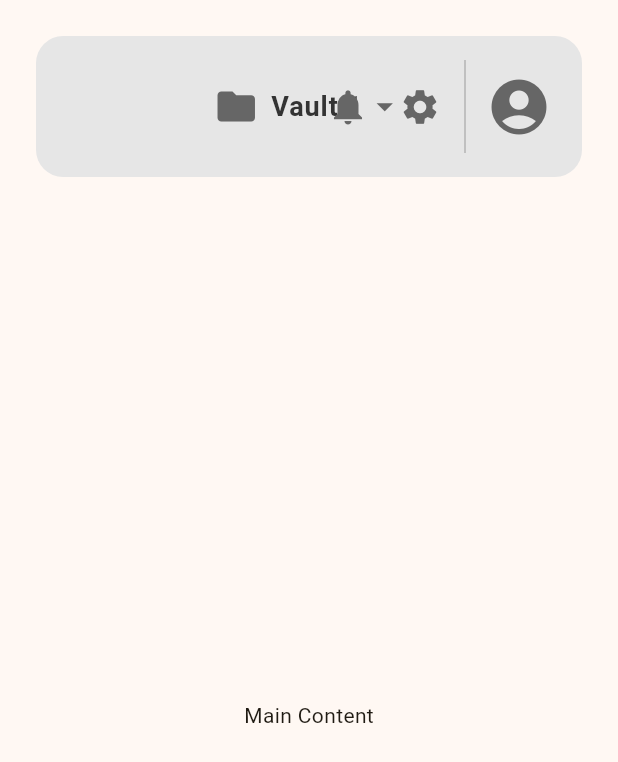
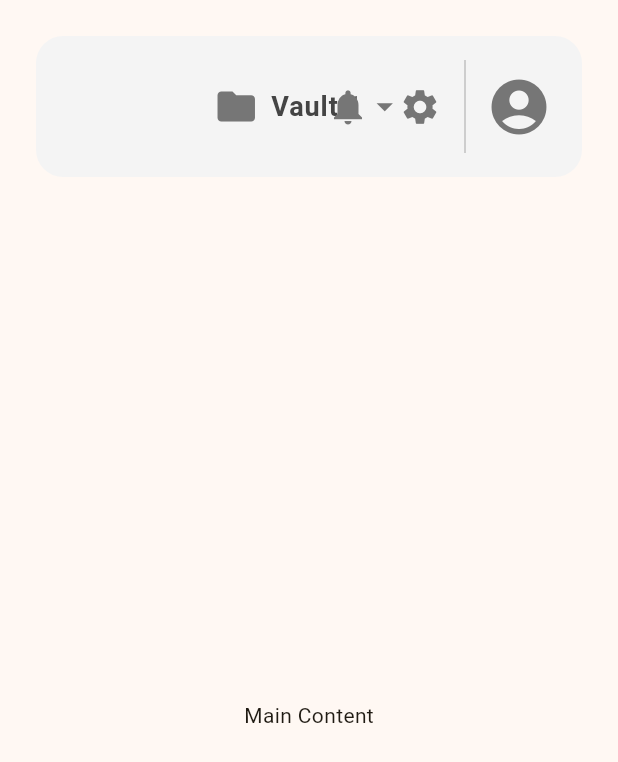
Before and after one commit to penne-0505/penkiel, a Flutter app: the screen it shows after launch, on a phone screen of 412 x 824 dp. Shown: the top 762 px of the screen. Run offline on Flutter 3.47's test engine with Material 3 defaults, Android fonts, the light colour scheme and no system bars.

Commit message:
カラーリングの変更

```diff
--- a/lib/utils.dart
+++ b/lib/utils.dart
@@ -14,13 +14,13 @@ class CustomScrollBehavior extends MaterialScrollBehavior {
 class PenkielColors {
 
   ///<br /><h3>0xFFF2F2F2</h3><img src="https://colorhexa.com/f2f2f2.png" width="200px" height="80px" />
-  static const Color v100 = Color(0xFFf2f2f2);
+  static const Color v100 = Color(0xFFfdfdfd);
 
-  ///<br /><h3>0xFFE6E6E6</h3><img src="https://colorhexa.com/e6e6e6.png" width="200px" height="80px" />
-  static const Color v200 = Color(0xFFe6e6e6);
+  ///<br /><h3>0xFFf4f4f4</h3><img src="https://colorhexa.com/f4f4f4.png" width="200px" height="80px" />
+  static const Color v200 = Color(0xFFf4f4f4);
 
-  ///<br /><h3>0xFFB3B3B3</h3><img src="https://colorhexa.com/b3b3b3.png" width="200px" height="80px" />
-  static const Color v300 = Color(0xFFb3b3b3);
+  ///<br /><h3>0xFFc0c0c0</h3><img src="https://colorhexa.com/c0c0c0.png" width="200px" height="80px" />
+  static const Color v300 = Color(0xFFc0c0c0);
 
   ///<br /><h3>0xFF999999</h3><img src="https://colorhexa.com/999999.png" width="200px" height="80px" />
   static const Color v400 = Color(0xFF999999);
@@ -31,11 +31,11 @@ class PenkielColors {
   ///<br /><h3>0xFF666666</h3><img src="https://colorhexa.com/666666.png" width="200px" height="80px" />
   static const Color v600 = Color(0xFF666666);
 
-  ///<br /><h3>0xFF333333</h3><img src="https://colorhexa.com/333333.png" width="200px" height="80px" />
-  static const Color v700 = Color(0xFF333333);
+  ///<br /><h3>0xFF444444</h3><img src="https://colorhexa.com/444444.png" width="200px" height="80px" />
+  static const Color v700 = Color(0xFF444444);
 
-  ///<br /><h3>0xFF1A1A1A</h3><img src="https://colorhexa.com/1a1a1a.png" width="200px" height="80px" />
-  static const Color v800 = Color(0xFF1a1a1a);
+  ///<br /><h3>0xFF2e2e2e</h3><img src="https://colorhexa.com/2e2e2e.png" width="200px" height="80px" />
+  static const Color v800 = Color(0xFF2e2e2e);
 
   static const Color bg = v100;
   static const Color card = v200;
@@ -49,7 +49,7 @@ class PenkielColors {
   static const Color border = v300;
   static const Color dividerColor = v300;
   static const Color text = v700;
-  static const Color mask = v600;
+  static const Color mask = v500;
   static const Color highContrastText = v800;
 
   ///<h3>0x00ffffff</h3>
```
